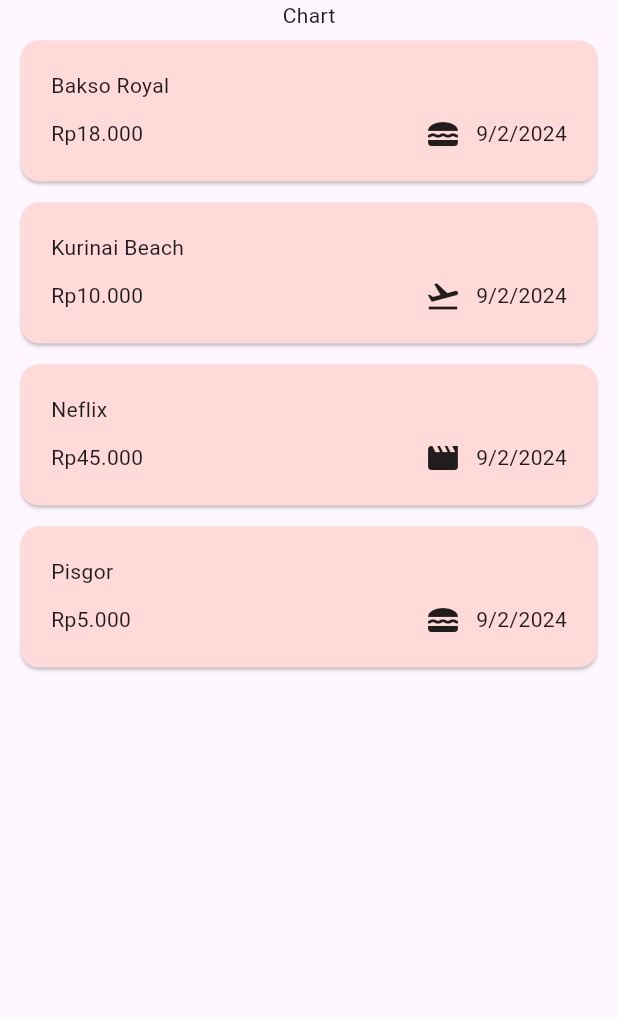
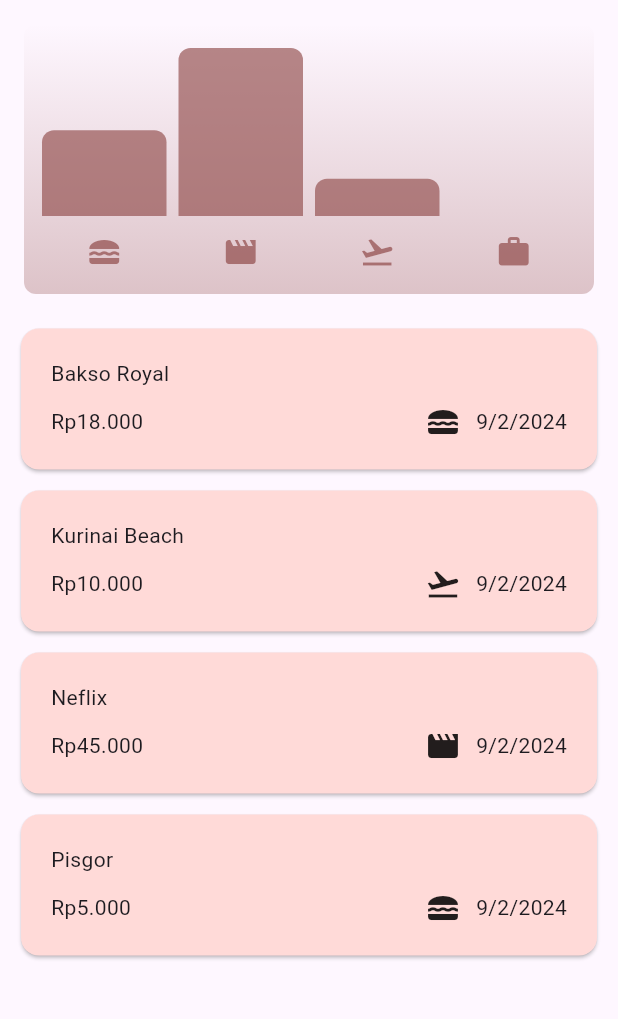
Before and after one commit to izhal27/expenses_tracker, a Flutter app: the screen it shows after launch, on a phone screen of 412 x 824 dp, the part 84-1103 px from its top. Run offline on Flutter 3.47's test engine with Material 3 defaults, Android fonts, the phone set to English and light mode, and no system bars.

Commit message:
add chart bar

```diff
--- a/lib/models/expense.dart
+++ b/lib/models/expense.dart
@@ -32,3 +32,28 @@ class Expense {
     return dateFormater.format(date);
   }
 }
+
+class ExpenseBucket {
+  const ExpenseBucket({
+    required this.category,
+    required this.expenses,
+  });
+
+  ExpenseBucket.forCategory(List<Expense> allExpenses, this.category)
+      : expenses = allExpenses
+            .where((expense) => expense.category == category)
+            .toList();
+
+  final Category category;
+  final List<Expense> expenses;
+
+  double get totalExpenses {
+    double sum = 0;
+
+    for (final expense in expenses) {
+      sum += expense.amount; // sum = sum + expense.amount
+    }
+
+    return sum;
+  }
+}
--- /dev/null
+++ b/lib/widgets/chart/chart.dart
@@ -0,0 +1,95 @@
+import 'package:flutter/material.dart';
+
+import 'package:expense_tracker/widgets/chart/chart_bar.dart';
+import 'package:expense_tracker/models/expense.dart';
+
+class Chart extends StatelessWidget {
+  const Chart({super.key, required this.expenses});
+
+  final List<Expense> expenses;
+
+  List<ExpenseBucket> get buckets {
+    return [
+      ExpenseBucket.forCategory(expenses, Category.food),
+      ExpenseBucket.forCategory(expenses, Category.leisure),
+      ExpenseBucket.forCategory(expenses, Category.travel),
+      ExpenseBucket.forCategory(expenses, Category.work),
+    ];
+  }
+
+  double get maxTotalExpense {
+    double maxTotalExpense = 0;
+
+    for (final bucket in buckets) {
+      if (bucket.totalExpenses > maxTotalExpense) {
+        maxTotalExpense = bucket.totalExpenses;
+      }
+    }
+
+    return maxTotalExpense;
+  }
+
+  @override
+  Widget build(BuildContext context) {
+    final isDarkMode =
+        MediaQuery.of(context).platformBrightness == Brightness.dark;
+    return Container(
+      margin: const EdgeInsets.all(16),
+      padding: const EdgeInsets.symmetric(
+        vertical: 16,
+        horizontal: 8,
+      ),
+      width: double.infinity,
+      height: 180,
+      decoration: BoxDecoration(
+        borderRadius: BorderRadius.circular(8),
+        gradient: LinearGradient(
+          colors: [
+            Theme.of(context).colorScheme.primary.withOpacity(0.3),
+            Theme.of(context).colorScheme.primary.withOpacity(0.0)
+          ],
+          begin: Alignment.bottomCenter,
+          end: Alignment.topCenter,
+        ),
+      ),
+      child: Column(
+        children: [
+          Expanded(
+            child: Row(
+              crossAxisAlignment: CrossAxisAlignment.end,
+              children: [
+                for (final bucket in buckets) // alternative to map()
+                  ChartBar(
+                    fill: bucket.totalExpenses == 0
+                        ? 0
+                        : bucket.totalExpenses / maxTotalExpense,
+                  )
+              ],
+            ),
+          ),
+          const SizedBox(height: 12),
+          Row(
+            children: buckets
+                .map(
+                  (bucket) => Expanded(
+                    child: Padding(
+                      padding: const EdgeInsets.symmetric(horizontal: 4),
+                      child: Icon(
+                        categoryIcons[bucket.category],
+                        color: isDarkMode
+                            ? Theme.of(context).colorScheme.secondary
+                            : Theme.of(context)
+                                .colorScheme
+                                .primary
+                                .withOpacity(0.7),
+                      ),
+                    ),
+                  ),
+                )
+                .toList(),
+          )
+        ],
+      ),
+    );
+  }
+}
--- /dev/null
+++ b/lib/widgets/chart/chart_bar.dart
@@ -0,0 +1,34 @@
+import 'package:flutter/material.dart';
+
+class ChartBar extends StatelessWidget {
+  const ChartBar({
+    super.key,
+    required this.fill,
+  });
+
+  final double fill;
+
+  @override
+  Widget build(BuildContext context) {
+    final isDarkMode =
+        MediaQuery.of(context).platformBrightness == Brightness.dark;
+    return Expanded(
+      child: Padding(
+        padding: const EdgeInsets.symmetric(horizontal: 4),
+        child: FractionallySizedBox(
+          heightFactor: fill,
+          child: DecoratedBox(
+            decoration: BoxDecoration(
+              shape: BoxShape.rectangle,
+              borderRadius:
+                  const BorderRadius.vertical(top: Radius.circular(8)),
+              color: isDarkMode
+                  ? Theme.of(context).colorScheme.secondary
+                  : Theme.of(context).colorScheme.primary.withOpacity(0.65),
+            ),
+          ),
+        ),
+      ),
+    );
+  }
+}
--- a/lib/widgets/expenses.dart
+++ b/lib/widgets/expenses.dart
@@ -3,6 +3,7 @@ import 'package:flutter/material.dart';
 import 'package:expense_tracker/models/expense.dart';
 import 'package:expense_tracker/widgets/new_expense.dart';
 import 'package:expense_tracker/widgets/expenses_list/expenses_list.dart';
+import 'package:expense_tracker/widgets/chart/chart.dart';
 
 class Expenses extends StatefulWidget {
   const Expenses({super.key});
@@ -107,7 +108,7 @@ class _ExpensesState extends State<Expenses> {
       ),
       body: Column(
         children: [
-          const Text('Chart'),
+          Chart(expenses: _registeredExpenses),
           Expanded(
             child: mainContent,
           ),
```
